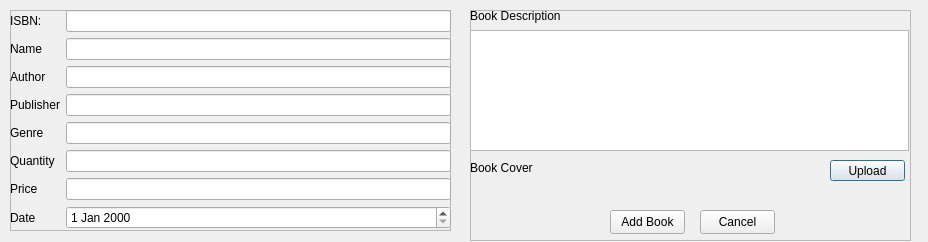
Old version of the form LibraryManagementSoftware/LibraryManagementSoftware/addbook.ui in the repository vashutangri/library_management_system.
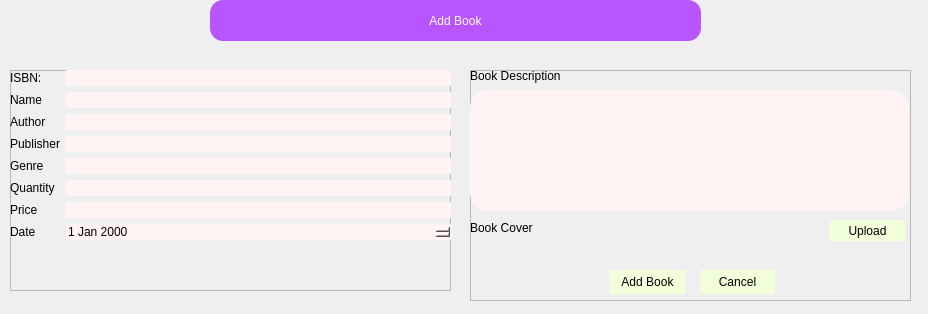
New version of the form.

The edit to the form file:
```diff
--- a/LibraryManagementSoftware/LibraryManagementSoftware/addbook.ui
+++ b/LibraryManagementSoftware/LibraryManagementSoftware/addbook.ui
@@ -7,7 +7,7 @@
     <x>0</x>
     <y>0</y>
     <width>928</width>
-    <height>242</height>
+    <height>314</height>
    </rect>
   </property>
   <property name="windowTitle">
@@ -17,7 +17,7 @@
    <property name="geometry">
     <rect>
      <x>10</x>
-     <y>10</y>
+     <y>70</y>
      <width>441</width>
      <height>221</height>
     </rect>
@@ -46,7 +46,12 @@
       </widget>
      </item>
      <item row="0" column="1">
-      <widget class="QLineEdit" name="txtBookISBN"/>
+      <widget class="QLineEdit" name="txtBookISBN">
+       <property name="styleSheet">
+        <string notr="true">background-color: rgb(255, 244, 243);
+border-radius:18%;</string>
+       </property>
+      </widget>
      </item>
      <item row="1" column="0">
       <widget class="QLabel" name="Name">
@@ -56,7 +61,12 @@
       </widget>
      </item>
      <item row="1" column="1">
-      <widget class="QLineEdit" name="txtBookName"/>
+      <widget class="QLineEdit" name="txtBookName">
+       <property name="styleSheet">
+        <string notr="true">background-color: rgb(255, 244, 243);
+border-radius:18%;</string>
+       </property>
+      </widget>
      </item>
      <item row="2" column="0">
       <widget class="QLabel" name="Author">
@@ -66,7 +76,12 @@
       </widget>
      </item>
      <item row="2" column="1">
-      <widget class="QLineEdit" name="txtBookAuthor"/>
+      <widget class="QLineEdit" name="txtBookAuthor">
+       <property name="styleSheet">
+        <string notr="true">background-color: rgb(255, 244, 243);
+border-radius:18%;</string>
+       </property>
+      </widget>
      </item>
      <item row="3" column="0">
       <widget class="QLabel" name="Publisher">
@@ -76,7 +91,12 @@
       </widget>
      </item>
      <item row="3" column="1">
-      <widget class="QLineEdit" name="txtBookPublisher"/>
+      <widget class="QLineEdit" name="txtBookPublisher">
+       <property name="styleSheet">
+        <string notr="true">background-color: rgb(255, 244, 243);
+border-radius:18%;</string>
+       </property>
+      </widget>
      </item>
      <item row="4" column="0">
       <widget class="QLabel" name="Genre">
@@ -86,7 +106,12 @@
       </widget>
      </item>
      <item row="4" column="1">
-      <widget class="QLineEdit" name="txtGenre"/>
+      <widget class="QLineEdit" name="txtGenre">
+       <property name="styleSheet">
+        <string notr="true">background-color: rgb(255, 244, 243);
+border-radius:18%;</string>
+       </property>
+      </widget>
      </item>
      <item row="5" column="0">
       <widget class="QLabel" name="Quantity">
@@ -96,7 +121,12 @@
       </widget>
      </item>
      <item row="5" column="1">
-      <widget class="QLineEdit" name="txtQuantity"/>
+      <widget class="QLineEdit" name="txtQuantity">
+       <property name="styleSheet">
+        <string notr="true">background-color: rgb(255, 244, 243);
+border-radius:18%;</string>
+       </property>
+      </widget>
      </item>
      <item row="6" column="0">
       <widget class="QLabel" name="Price">
@@ -106,7 +136,12 @@
       </widget>
      </item>
      <item row="6" column="1">
-      <widget class="QLineEdit" name="txtPrice"/>
+      <widget class="QLineEdit" name="txtPrice">
+       <property name="styleSheet">
+        <string notr="true">background-color: rgb(255, 244, 243);
+border-radius:18%;</string>
+       </property>
+      </widget>
      </item>
      <item row="7" column="0">
       <widget class="QLabel" name="Date">
@@ -116,7 +151,12 @@
       </widget>
      </item>
      <item row="7" column="1">
-      <widget class="QDateEdit" name="dateEdit"/>
+      <widget class="QDateEdit" name="dateEdit">
+       <property name="styleSheet">
+        <string notr="true">background-color: rgb(255, 244, 243);
+border-radius:18%;</string>
+       </property>
+      </widget>
      </item>
     </layout>
    </widget>
@@ -125,11 +165,26 @@
    <property name="geometry">
     <rect>
      <x>470</x>
-     <y>10</y>
+     <y>70</y>
      <width>441</width>
      <height>231</height>
     </rect>
    </property>
+   <property name="styleSheet">
+    <string notr="true">QPushButton{
+background-color: rgb(242, 255, 219);
+
+font: 350 9pt &quot;Segoe UI Variable Text Semiligh&quot;;
+
+border-radius:20%;
+border:2px;
+font: 12pt &quot;Segoe UI&quot;;
+}
+QPushButton:hover{
+        background-color: rgb(255, 231, 212)
+}
+</string>
+   </property>
    <property name="frameShape">
     <enum>QFrame::StyledPanel</enum>
    </property>
@@ -158,6 +213,10 @@
       <height>121</height>
      </rect>
     </property>
+    <property name="styleSheet">
+     <string notr="true">background-color: rgb(255, 244, 243);
+border-radius:18%;</string>
+    </property>
    </widget>
    <widget class="QLabel" name="BookDescription">
     <property name="geometry">
@@ -212,6 +271,28 @@
     </property>
    </widget>
   </widget>
+  <widget class="QLabel" name="label_6">
+   <property name="geometry">
+    <rect>
+     <x>210</x>
+     <y>0</y>
+     <width>491</width>
+     <height>41</height>
+    </rect>
+   </property>
+   <property name="styleSheet">
+    <string notr="true">font: 20pt &quot;Arial&quot;;
+color:white;
+background-color:rgb(184, 85, 255);
+border-radius:13%;</string>
+   </property>
+   <property name="text">
+    <string>Add Book</string>
+   </property>
+   <property name="alignment">
+    <set>Qt::AlignCenter</set>
+   </property>
+  </widget>
  </widget>
  <resources/>
  <connections/>
```
